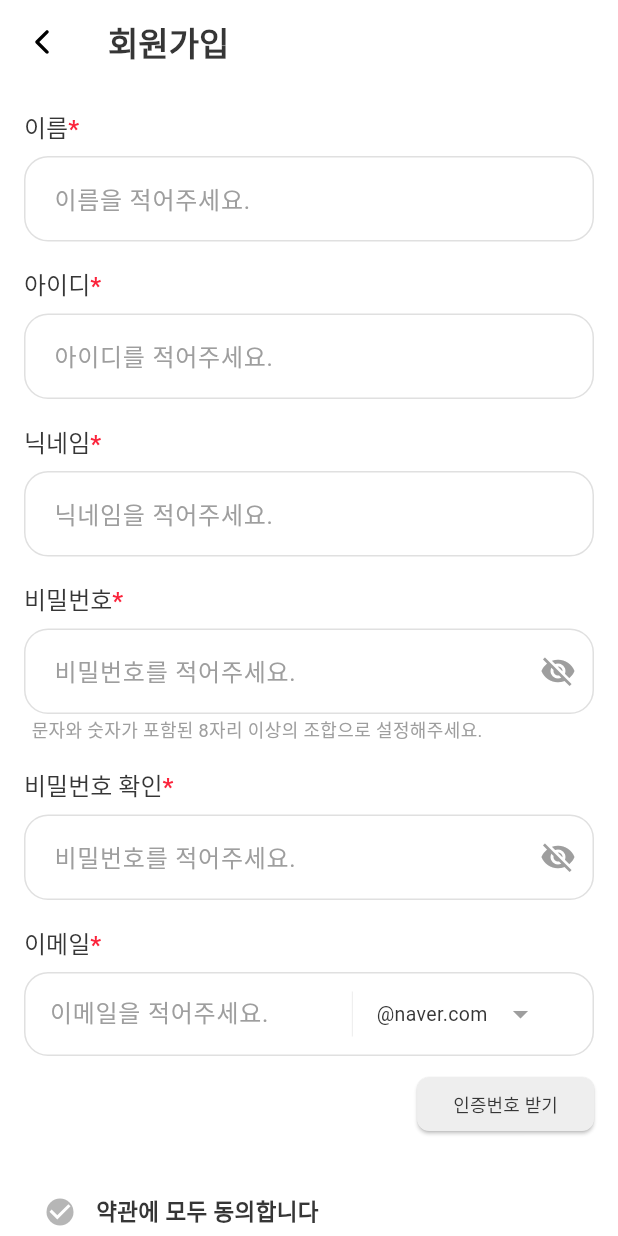
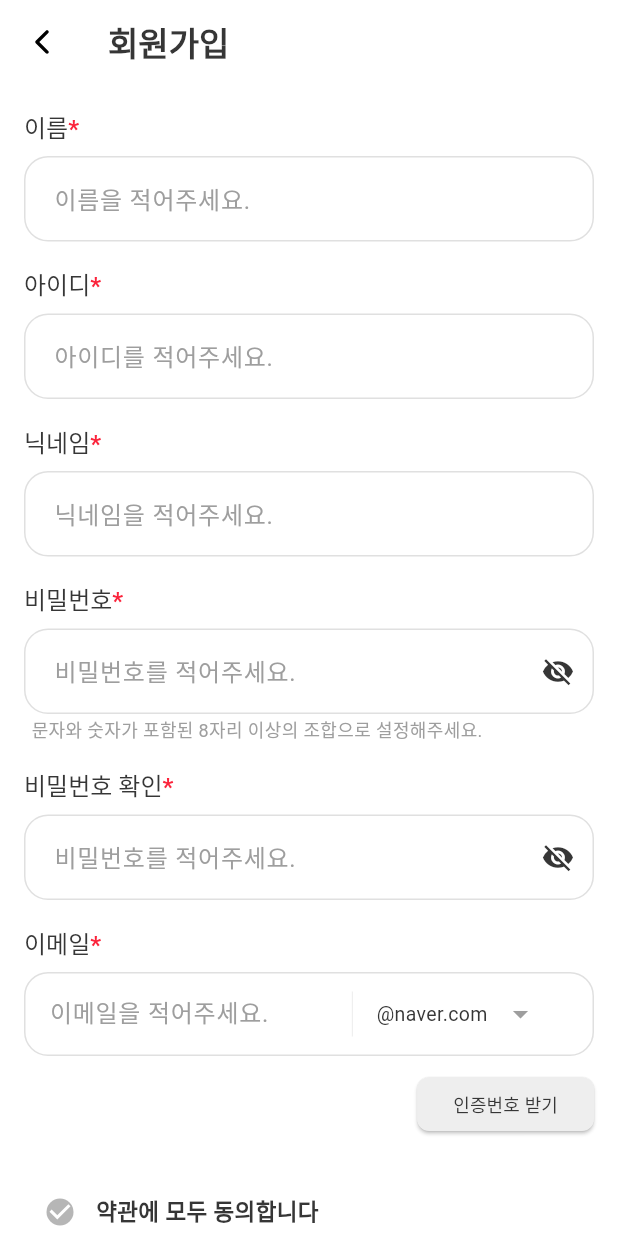
Before and after one commit to Selene-ovo/TOMAPTO, a Flutter app: the SignUpPage screen opened directly, on a phone screen of 412 x 824 dp. Run offline on Flutter 3.47's test engine with Material 3 defaults, Android fonts, the light colour scheme and no system bars; our stand-ins replace flutter_compass, flutter_dotenv, flutter_svg, geolocator, shared_preferences, socket_io_client; missing offline and left inert: flutter_naver_map; accounts and stored records are empty; Roboto replaces fonts that are missing (Pretendard); project files that could hold a hidden picture were left out.

Commit message:
signup 페이지, 비밀번호 양식, 비밀번호 확인하는 버튼 구현

```diff
--- a/lib/controllers/account/signup_controller.dart
+++ b/lib/controllers/account/signup_controller.dart
@@ -712,4 +712,21 @@ class SignupController {
     _verificationTimer?.cancel();
     _tooltipManager.dispose();
   }
+
+  bool obscurePasswordText = true; // 비밀번호 가리기 (기본값 true)
+  bool obscureConfirmPasswordText = true; // 비밀번호 확인 가리기 (기본값 true)
+
+  // 비밀번호 표시/숨김 토글 메서드
+  void togglePasswordVisibility(Function setState) {
+    setState(() {
+      obscurePasswordText = !obscurePasswordText;
+    });
+  }
+
+  // 비밀번호 확인 표시/숨김 토글 메서드
+  void toggleConfirmPasswordVisibility(Function setState) {
+    setState(() {
+      obscureConfirmPasswordText = !obscureConfirmPasswordText;
+    });
+  }
 }
--- a/lib/pages/profile/signup.dart
+++ b/lib/pages/profile/signup.dart
@@ -426,10 +426,25 @@ class _SignUpPageState extends State<SignUpPage> {
     if (value == null || value.isEmpty) {
       return '';
     }
+
+    // 길이 검사 (8자 이상)
     if (value.length < 8) {
       _signupController.showTooltip(_focusNodes['password']!, 'password');
       return '';
     }
+
+    // 문자 포함 검사 (영문자)
+    bool hasLetter = RegExp(r'[a-zA-Z]').hasMatch(value);
+
+    // 숫자 포함 검사
+    bool hasDigit = RegExp(r'[0-9]').hasMatch(value);
+
+    // 문자와 숫자 모두 포함되어 있는지 확인
+    if (!hasLetter || !hasDigit) {
+      _signupController.showTooltip(_focusNodes['password']!, 'password');
+      return '';
+    }
+
     return null;
   }
 
@@ -542,13 +557,25 @@ class _SignUpPageState extends State<SignUpPage> {
         // 비밀번호 입력 필드
         TextFormField(
           controller: _controllers['password'],
-          obscureText: true,
+          obscureText: _signupController.obscurePasswordText, // 동적 변수 사용
           focusNode: _focusNodes['password'],
           style: const TextStyle(fontFamily: 'Pretendard', fontSize: 16.0),
           decoration: InputDecoration(
             hintText: '비밀번호를 적어주세요.',
             hintStyle: SignupStyles.hintStyle,
-            suffixIcon: const Icon(Icons.visibility_off, color: Colors.grey),
+            // 아이콘 버튼 추가
+            suffixIcon: IconButton(
+              icon: Icon(
+                _signupController.obscurePasswordText
+                    ? Icons.visibility_off
+                    : Icons.visibility,
+                color: const Color(0xFF363636),
+                size: 20.0 * (MediaQuery.of(context).size.width / 375),
+              ),
+              onPressed: () {
+                _signupController.togglePasswordVisibility(setState);
+              },
+            ),
             contentPadding: SignupStyles.fieldPadding,
             border: SignupStyles.defaultBorder,
             enabledBorder: SignupStyles.defaultBorder,
@@ -603,13 +630,25 @@ class _SignUpPageState extends State<SignUpPage> {
         // 비밀번호 확인 입력 필드
         TextFormField(
           controller: _controllers['confirmPassword'],
-          obscureText: true,
+          obscureText: _signupController.obscureConfirmPasswordText, // 동적 변수 사용
           focusNode: _focusNodes['confirmPassword'],
           style: const TextStyle(fontFamily: 'Pretendard', fontSize: 16.0),
           decoration: InputDecoration(
             hintText: '비밀번호를 적어주세요.',
             hintStyle: SignupStyles.hintStyle,
-            suffixIcon: const Icon(Icons.visibility_off, color: Colors.grey),
+            // 아이콘 버튼 추가
+            suffixIcon: IconButton(
+              icon: Icon(
+                _signupController.obscureConfirmPasswordText
+                    ? Icons.visibility_off
+                    : Icons.visibility,
+                color: const Color(0xFF363636),
+                size: 20.0 * (MediaQuery.of(context).size.width / 375),
+              ),
+              onPressed: () {
+                _signupController.toggleConfirmPasswordVisibility(setState);
+              },
+            ),
             contentPadding: SignupStyles.fieldPadding,
             border: SignupStyles.defaultBorder,
             enabledBorder: SignupStyles.defaultBorder,
```
